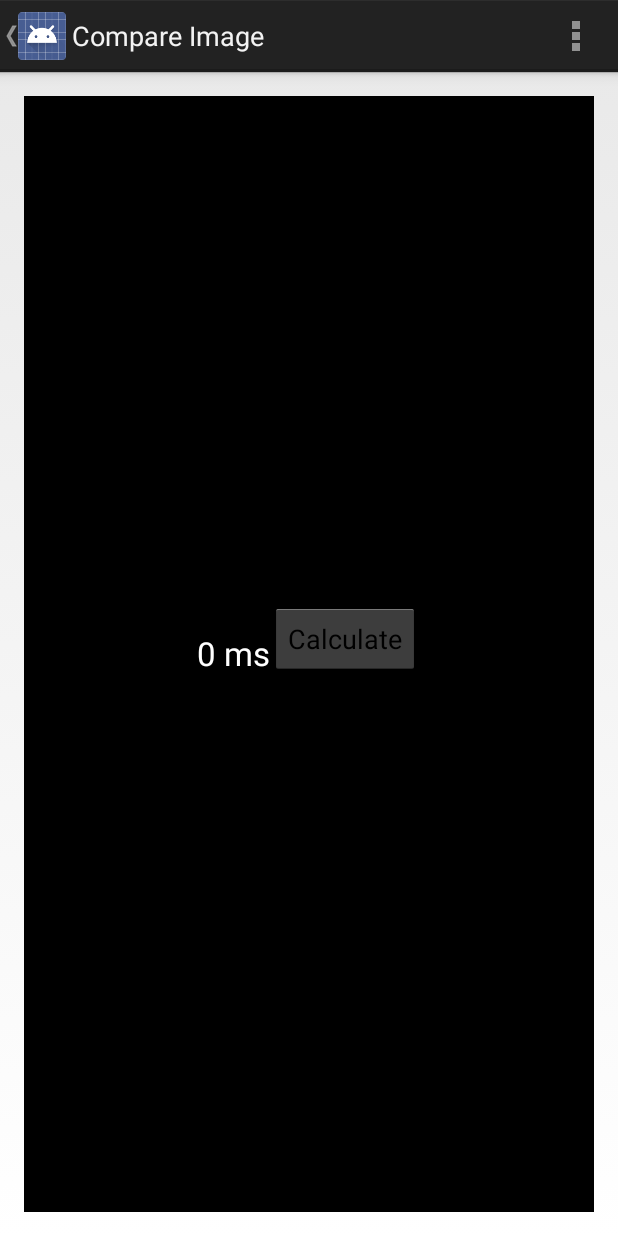
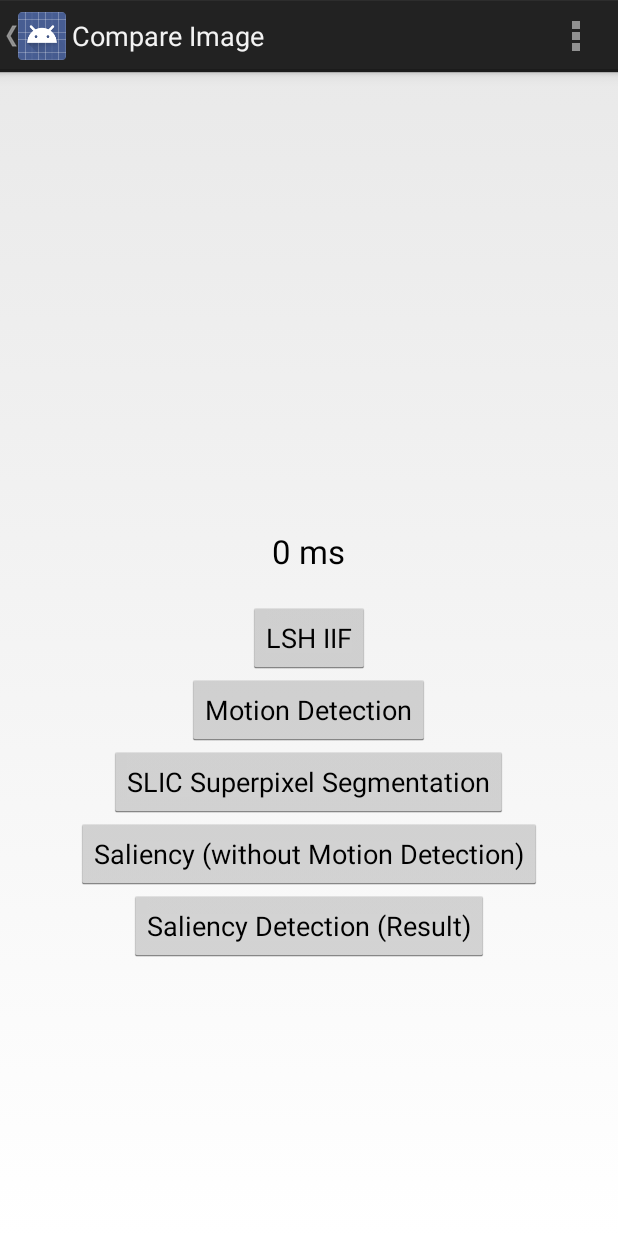
Before and after one commit to jasonycw/SaliencyCamera, an Android app: the ImageViewActivity screen opened directly, with no data from a screen before it, on a phone screen of 412 x 824 dp. Run offline under Robolectric (Android 15) with nearby library versions, the light colour scheme and no system bars; 3 statements that could not run were skipped.

Commit message:
[ADD] buttons for using difference graphic methods

```diff
--- a/app/src/main/AndroidManifest.xml
+++ b/app/src/main/AndroidManifest.xml
@@ -35,7 +35,7 @@
                 android:value="com.jason.saliencycamera.CameraActivity" />
         </activity>
         <activity
-            android:name=".ResultImageViewActivity"
+            android:name=".ResultImageActivity"
             android:label="@string/title_activity_result_image_view" >
         </activity>
         <activity
--- a/app/src/main/java/com/jason/saliencycamera/ImageViewActivity.java
+++ b/app/src/main/java/com/jason/saliencycamera/ImageViewActivity.java
@@ -4,7 +4,6 @@ import android.app.Activity;
 import android.content.Intent;
 import android.graphics.Bitmap;
 import android.graphics.BitmapFactory;
-import android.graphics.Color;
 import android.os.Bundle;
 import android.util.Log;
 import android.view.Menu;
@@ -15,23 +14,21 @@ import android.widget.Button;
 import android.widget.ImageView;
 import android.widget.TextView;
 
-import org.opencv.android.BaseLoaderCallback;
-import org.opencv.android.LoaderCallbackInterface;
-import org.opencv.android.OpenCVLoader;
-
 import java.io.File;
 import java.io.IOException;
 import java.util.Date;
 
-import imageProcessing.LSH;
-import imageProcessing.commonImageProcessing;
+import imageProcessing.CommonImageProcessing;
 
 
 public class ImageViewActivity extends Activity {
     private ImageView imageView;
-    private ImageView grayImageView;
-    private TextView textView;
-    private Button calculateButton;
+    private Button LSHIIF_button;
+    private Button MotionDetection_button;
+    private Button SLIC_button;
+    private Button Saliency_withoutMD_button;
+    private Button Saliency_withMD_button;
+
 
     private String picture1Uri = "";
     private String picture2Uri = "";
@@ -40,14 +37,11 @@ public class ImageViewActivity extends Activity {
     private Long timeDifference = Long.valueOf(0);
     private Bitmap bitmap1;
     private Bitmap bitmap2;
-    private Bitmap bitmapIIF1;
-    private Bitmap bitmapIIF2;
 
     @Override
     protected void onResume() {
         super.onResume();
         setImageBitmap(imageView, bitmap1);
-        setImageBitmap(grayImageView, bitmapIIF1);
     }
 
     @Override
@@ -62,9 +56,7 @@ public class ImageViewActivity extends Activity {
         timeDifference = bundle.getLong("timeDifference");
 
         imageView = (ImageView) findViewById(R.id.imageView);
-        grayImageView = (ImageView) findViewById(R.id.grayImageView);
-        textView = (TextView) findViewById(R.id.textView);
-        calculateButton = (Button) findViewById(R.id.calculateButton);
+        TextView textView = (TextView) findViewById(R.id.textView);
 
         // Get the pictures
         if (picture1Uri != null) {
@@ -98,12 +90,9 @@ public class ImageViewActivity extends Activity {
             }
         }
 
-        Log.d("Image1 Size", "X,Y is " + bitmap1.getWidth()+","+bitmap1.getHeight());
-        Log.d("Image2 Size", "X,Y is " + bitmap2.getWidth()+","+bitmap2.getHeight());
-//        if (bitmap1 != null)
-//            bitmapIIF1 = commonImageProcessing.toGrayScale(bitmap1);
-//        if (bitmap2 != null)
-//            bitmapIIF2 = commonImageProcessing.toGrayScale(bitmap2);
+//        Log.d("Image1 Size", "X,Y is " + bitmap1.getWidth()+","+bitmap1.getHeight());
+//        Log.d("Image2 Size", "X,Y is " + bitmap2.getWidth()+","+bitmap2.getHeight());
+
 
         // Test LSH.IIF
 //        if (bitmap1 != null)
@@ -111,57 +100,50 @@ public class ImageViewActivity extends Activity {
 //        if (bitmap2 != null)
 //            bitmapIIF2 = LSH.IIF(bitmap2);
 
-        // Test Watershed Segmentation
-        OpenCVLoader.initAsync(OpenCVLoader.OPENCV_VERSION_2_4_9, this, new BaseLoaderCallback(this) {
-            @Override
-            public void onManagerConnected(int status) {
-                switch (status) {
-                    case LoaderCallbackInterface.SUCCESS:
-                    {
-                        if (bitmap1 != null)
-                            bitmapIIF1 = commonImageProcessing.SLIC(bitmap1,getApplicationContext());
-                        if (bitmap2 != null)
-                            bitmapIIF2 = bitmapIIF1;
-                        setImageBitmap(imageView, bitmap1);
-                        setImageBitmap(grayImageView, bitmapIIF1);
-
-
-//                        for(int i=50;i<100;i++)
-//                            for(int j=50;j<100;j++)
-//                                Log.d("bitmap", "TOP: "+commonImageProcessing.getARGBstring(bitmap1,i,j)+"\t\tBOTTOM: "+commonImageProcessing.getARGBstring(bitmapIIF1,i,j));
-                    } break;
-                    default:
-                    {
-                        super.onManagerConnected(status);
-                    } break;
-                }
-            }
-        });
+        // Test SLIC
+//        OpenCVLoader.initAsync(OpenCVLoader.OPENCV_VERSION_2_4_9, this, new BaseLoaderCallback(this) {
+//            @Override
+//            public void onManagerConnected(int status) {
+//                switch (status) {
+//                    case LoaderCallbackInterface.SUCCESS:
+//                    {
+//                        if (bitmap1 != null)
+//                            bitmapIIF1 = CommonImageProcessing.SLIC(bitmap1,getApplicationContext());
+//                        if (bitmap2 != null)
+//                            bitmapIIF2 = bitmapIIF1;
+//                        setImageBitmap(imageView, bitmap1);
+//                        setImageBitmap(grayImageView, bitmapIIF1);
+//
+//
+////                        for(int i=50;i<100;i++)
+////                            for(int j=50;j<100;j++)
+////                                Log.d("bitmap", "TOP: "+CommonImageProcessing.getARGBstring(bitmap1,i,j)+"\t\tBOTTOM: "+CommonImageProcessing.getARGBstring(bitmapIIF1,i,j));
+//                    } break;
+//                    default:
+//                    {
+//                        super.onManagerConnected(status);
+//                    } break;
+//                }
+//            }
+//        });
 
 
         // Set up the imageViews
         setImageBitmap(imageView, bitmap1);
-        setImageBitmap(grayImageView, bitmapIIF1);
         View.OnTouchListener onTouchListener = new View.OnTouchListener() {
             @Override
             public boolean onTouch(View view, MotionEvent motionEvent) {
                 switch (motionEvent.getAction()) {
                     case MotionEvent.ACTION_UP: {
                         setImageBitmap(imageView, bitmap1);
-                        setImageBitmap(grayImageView, bitmapIIF1);
-//                        Log.d("ACTION_UP", (picture1.exists()) ? "Picture1 exist" : "Picture1 not exist");
                         break;
                     }
                     case MotionEvent.ACTION_DOWN: {
                         setImageBitmap(imageView, bitmap2);
-                        setImageBitmap(grayImageView, bitmapIIF2);
-//                        Log.d("ACTION_DOWN", (picture2.exists()) ? "Picture2 exist " : "Picture1 not exist");
                         break;
                     }
                     case MotionEvent.ACTION_MOVE: {
                         setImageBitmap(imageView, bitmap2);
-                        setImageBitmap(grayImageView, bitmapIIF2);
-//                        Log.d("ACTION_DOWN ", (picture2.exists()) ? "Picture1 exist " : "Picture1 not exist");
                         break;
                     }
                 }
@@ -169,17 +151,67 @@ public class ImageViewActivity extends Activity {
             }
         };
         imageView.setOnTouchListener(onTouchListener);
-        grayImageView.setOnTouchListener(onTouchListener);
 
         // Setup the followings
         textView.setText(timeDifference + " ms");
-        calculateButton.setOnClickListener(
+
+        LSHIIF_button = (Button)findViewById(R.id.LSHIIF_button);
+        LSHIIF_button.setOnClickListener(
                 new View.OnClickListener() {
                     @Override
                     public void onClick(View v) {
-                        Intent intent = new Intent(ImageViewActivity.this, ResultImageViewActivity.class);
+                        startResultImageActivity(CommonImageProcessing.LSHIIF);
+                    }
+                }
+        );
+
+        MotionDetection_button = (Button)findViewById(R.id.MotionDetection_button);
+        MotionDetection_button.setOnClickListener(
+                new View.OnClickListener() {
+                    @Override
+                    public void onClick(View v) {
+                        startResultImageActivity(CommonImageProcessing.MotionDetection);
+                    }
+                }
+        );
+
+        SLIC_button = (Button)findViewById(R.id.SLIC_button);
+        SLIC_button.setOnClickListener(
+                new View.OnClickListener() {
+                    @Override
+                    public void onClick(View v) {
+                        startResultImageActivity(CommonImageProcessing.SLIC);
+                    }
+                }
+        );
+
+        Saliency_withoutMD_button = (Button)findViewById(R.id.Saliency_withoutMD_button);
+        Saliency_withoutMD_button.setOnClickListener(
+                new View.OnClickListener() {
+                    @Override
+                    public void onClick(View v) {
+                        startResultImageActivity(CommonImageProcessing.SaliencyDetection_withoutMD);
+                    }
+                }
+        );
+
+        Saliency_withMD_button = (Button)findViewById(R.id.Saliency_withMD_button);
+        Saliency_withMD_button.setOnClickListener(
+                new View.OnClickListener() {
+                    @Override
+                    public void onClick(View v) {
+                        startResultImageActivity(CommonImageProcessing.SaliencyDetection_withMD);
+                    }
+                }
+        );
+
+    }
+
+    private void startResultImageActivity(int action){
+        Intent intent = new Intent(ImageViewActivity.this, ResultImageActivity.class);
 
         Bundle bundle = new Bundle();
+        bundle.putInt("ACTION", action);
         if(picture1Uri!=null)
             bundle.putString("picture1_URI", picture1Uri);
         else
@@ -193,9 +225,6 @@ public class ImageViewActivity extends Activity {
         intent.putExtras(bundle);
         intent.putExtra("date", new Date().getTime());
         startActivity(intent);
-                    }
-                }
-        );
     }
 
     private void setImageBitmap(ImageView imageView, Bitmap bitmap) {
--- a/app/src/main/res/layout/activity_image_view.xml
+++ b/app/src/main/res/layout/activity_image_view.xml
@@ -14,14 +14,13 @@
         android:layout_width="fill_parent"
         android:layout_height="fill_parent"
         android:layout_alignParentBottom="true"
-        android:layout_centerHorizontal="true"
-        android:background="#ff000000">
+        android:layout_centerHorizontal="true" >
 
         <LinearLayout
             android:orientation="horizontal"
             android:layout_width="fill_parent"
             android:layout_height="0dp"
-            android:layout_weight="5">
+            android:layout_weight="4">
 
             <ImageView
                 android:layout_width="fill_parent"
@@ -43,27 +42,55 @@
                 android:textAppearance="?android:attr/textAppearanceLarge"
                 android:text="Large Text"
                 android:id="@+id/textView"
-                android:layout_gravity="center_vertical"
-                android:textColor="#ffffffff" />
+                android:layout_gravity="center_vertical" />
+
+        </LinearLayout>
+
+        <RelativeLayout
+            android:layout_width="fill_parent"
+            android:layout_height="0dp"
+            android:layout_weight="6">
 
             <Button
                 android:layout_width="wrap_content"
                 android:layout_height="wrap_content"
-                android:text="Calculate"
-                android:id="@+id/calculateButton" />
-        </LinearLayout>
+                android:text="LSH IIF"
+                android:id="@+id/LSHIIF_button"
+                android:layout_alignParentTop="true"
+                android:layout_centerHorizontal="true" />
 
-        <LinearLayout
-            android:orientation="horizontal"
-            android:layout_width="fill_parent"
-            android:layout_height="0dp"
-            android:layout_weight="5">
+            <Button
+                android:layout_width="wrap_content"
+                android:layout_height="wrap_content"
+                android:text="Motion Detection"
+                android:id="@+id/MotionDetection_button"
+                android:layout_below="@+id/LSHIIF_button"
+                android:layout_centerHorizontal="true" />
 
-            <ImageView
-                android:layout_width="fill_parent"
-                android:layout_height="fill_parent"
-                android:id="@+id/grayImageView"
-                android:layout_gravity="center_horizontal" />
-        </LinearLayout>
+            <Button
+                android:layout_width="wrap_content"
+                android:layout_height="wrap_content"
+                android:text="SLIC Superpixel Segmentation"
+                android:id="@+id/SLIC_button"
+                android:layout_below="@+id/MotionDetection_button"
+                android:layout_centerHorizontal="true" />
+
+            <Button
+                android:layout_width="wrap_content"
+                android:layout_height="wrap_content"
+                android:text="Saliency (without Motion Detection)"
+                android:id="@+id/Saliency_withoutMD_button"
+                android:layout_below="@+id/SLIC_button"
+                android:layout_centerHorizontal="true" />
+
+            <Button
+                android:layout_width="wrap_content"
+                android:layout_height="wrap_content"
+                android:text="Saliency Detection (Result)"
+                android:id="@+id/Saliency_withMD_button"
+                android:layout_below="@+id/Saliency_withoutMD_button"
+                android:layout_centerHorizontal="true" />
+        </RelativeLayout>
+
     </LinearLayout>
 </RelativeLayout>
--- a/app/src/main/res/layout/activity_result_image_view.xml
+++ b/app/src/main/res/layout/activity_result_image_view.xml
@@ -6,7 +6,7 @@
     android:paddingRight="@dimen/activity_horizontal_margin"
     android:paddingTop="@dimen/activity_vertical_margin"
     android:paddingBottom="@dimen/activity_vertical_margin"
-    tools:context="com.jason.saliencycamera.ResultImageViewActivity">
+    tools:context="com.jason.saliencycamera.ResultImageActivity">
 
 
     <LinearLayout
@@ -23,7 +23,7 @@
             <ImageView
                 android:layout_width="fill_parent"
                 android:layout_height="fill_parent"
-                android:id="@+id/imageView"
+                android:id="@+id/inputImage"
                 android:layout_centerVertical="true"
                 android:layout_centerHorizontal="true"
                 android:layout_gravity="center" />
@@ -46,7 +46,7 @@
             <ImageView
                 android:layout_width="fill_parent"
                 android:layout_height="fill_parent"
-                android:id="@+id/resultImageView"
+                android:id="@+id/resultImage"
                 android:layout_centerVertical="true"
                 android:layout_centerHorizontal="true"
                 android:layout_gravity="center" />
--- a/app/src/main/res/menu/result_image_view.xml
+++ b/app/src/main/res/menu/result_image_view.xml
@@ -1,6 +1,6 @@
 <menu xmlns:android="http://schemas.android.com/apk/res/android"
     xmlns:tools="http://schemas.android.com/tools"
-    tools:context="com.jason.saliencycamera.ResultImageViewActivity" >
+    tools:context="com.jason.saliencycamera.ResultImageActivity" >
     <item android:id="@+id/action_settings"
         android:title="@string/action_settings"
         android:orderInCategory="100"
```
Also changed, not shown: app/src/main/java/com/jason/saliencycamera/ResultImageActivity.java (renamed from app/src/main/java/com/jason/saliencycamera/ResultImageViewActivity.java, +75 -27 lines), app/src/main/java/imageProcessing/LSH.java (+10 -10 lines), app/src/main/java/imageProcessing/commonImageProcessing.java (+8 -1 lines). Lines whose indentation alone changed are shown as unchanged.
